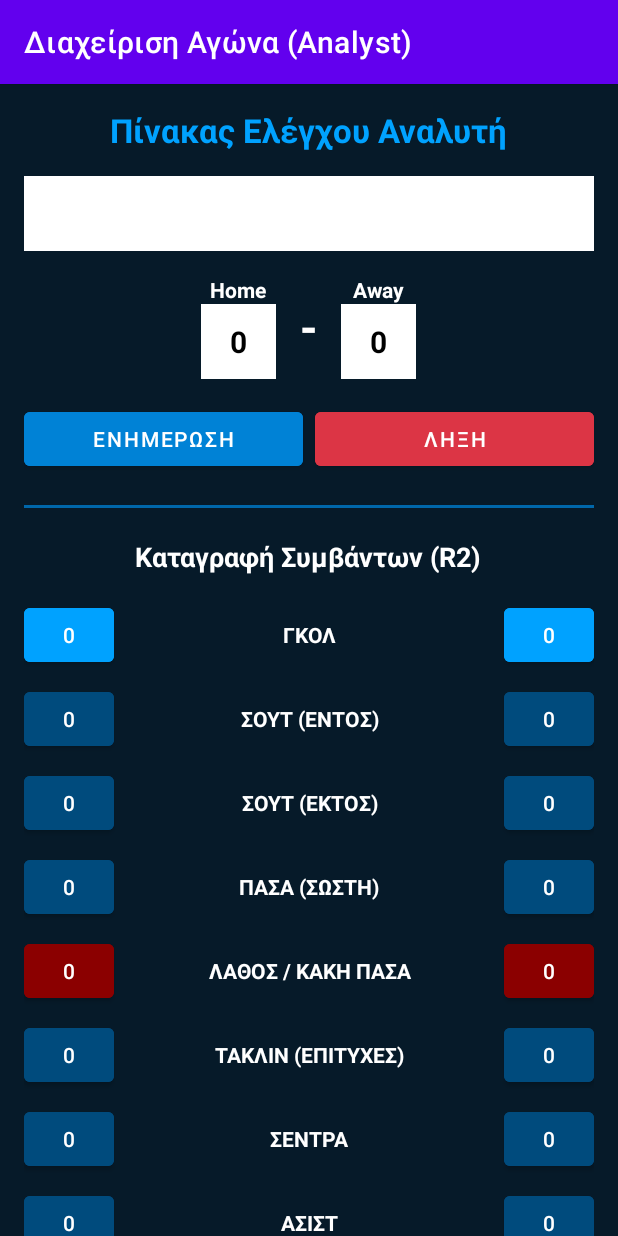
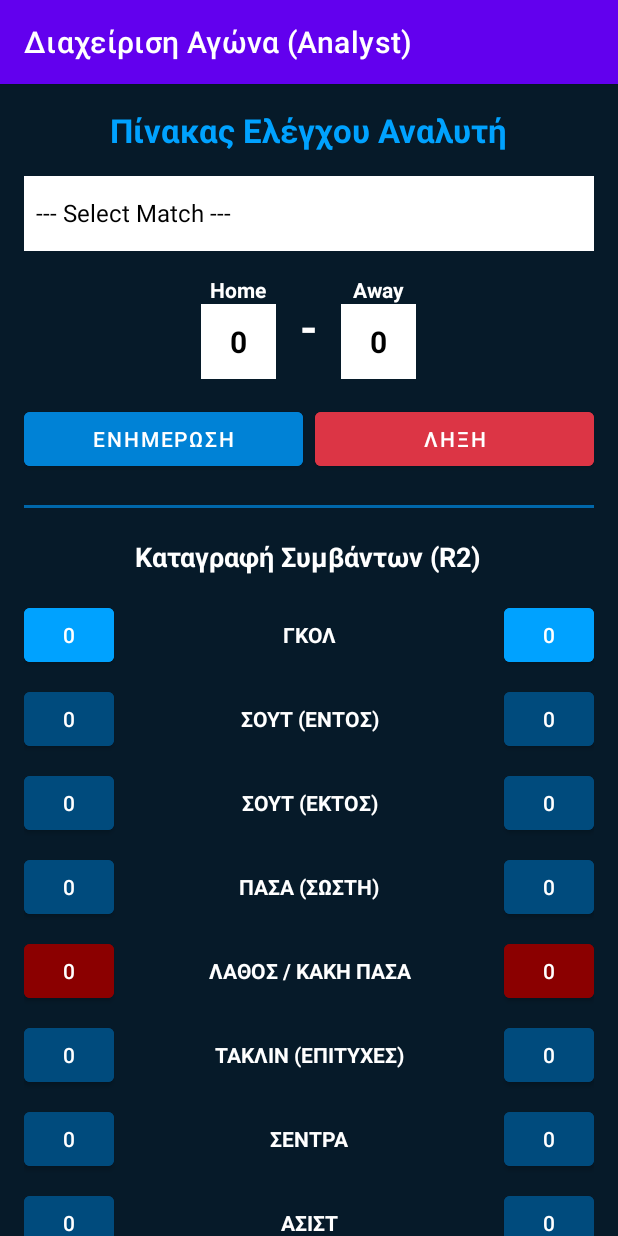
Before and after one commit to FootballStats-Team1/statistic-analyst-app, an Android app: the screen it shows after launch (ManageMatchActivity), on a phone screen of 412 x 824 dp. Run offline under Robolectric (Android 15) with nearby library versions, the phone set to English and light mode, and no system bars.

Commit message:
Create Select-Matches Spinner but with mock matches

```diff
--- a/app/src/main/java/com/example/temp_project/ManageMatchActivity.java
+++ b/app/src/main/java/com/example/temp_project/ManageMatchActivity.java
@@ -31,6 +31,11 @@ public class ManageMatchActivity extends AppCompatActivity {
         spinnerPlayerOut = findViewById(R.id.spinnerPlayerOut);
         spinnerPlayerIn = findViewById(R.id.spinnerPlayerIn);
         btnSubstitute = findViewById(R.id.btnSubstitute);
+
+
+        // Populating the Match Menu
+        setupMatchSpinner();
+
 
         // 2. Enabling Statistics Counters (Buttons)
         // Home Team
@@ -85,6 +90,7 @@ public class ManageMatchActivity extends AppCompatActivity {
             }
         });
     }
+
 
     // +1 with a click, -1 with a long click
     private void setupCounter(int buttonId) {
@@ -145,4 +151,38 @@ public class ManageMatchActivity extends AppCompatActivity {
             }
         });
     }
+
+    // --- METHOD FOR THE MATCH SPINNER ---
+    private void setupMatchSpinner() {
+        // List of mock matches (Mock Data) until the API is ready
+        String[] dummyMatches = {
+                "--- Select Match ---",
+                "121: Olympiacos - PAOK (PENDING)",
+                "122: AEK - Panathinaikos (LIVE)",
+                "123: Aris - OFI (LIVE)"
+        };
+
+        // The Adapter is responsible for populating the Spinner with the Strings
+        android.widget.ArrayAdapter<String> adapter = new android.widget.ArrayAdapter<>(
+                this,
+                android.R.layout.simple_spinner_dropdown_item,
+                dummyMatches
+        );
+        matchSpinner.setAdapter(adapter);
+
+        // What happens when the user selects a match?
+        matchSpinner.setOnItemSelectedListener(new android.widget.AdapterView.OnItemSelectedListener() {
+            @Override
+            public void onItemSelected(android.widget.AdapterView<?> parent, android.view.View view, int position, long id) {
+                // If they didn't select "--- Select Match ---" (which is at position 0)
+                if (position > 0) {
+                    Toast.makeText(ManageMatchActivity.this, "Loading: " + dummyMatches[position], Toast.LENGTH_SHORT).show();
+                    // TODO: In the future, we will reset the statistics here or load the existing ones from the database.
+                }
+            }
+            @Override
+            public void onNothingSelected(android.widget.AdapterView<?> parent) {
+            }
+        });
+    }
 }
```
